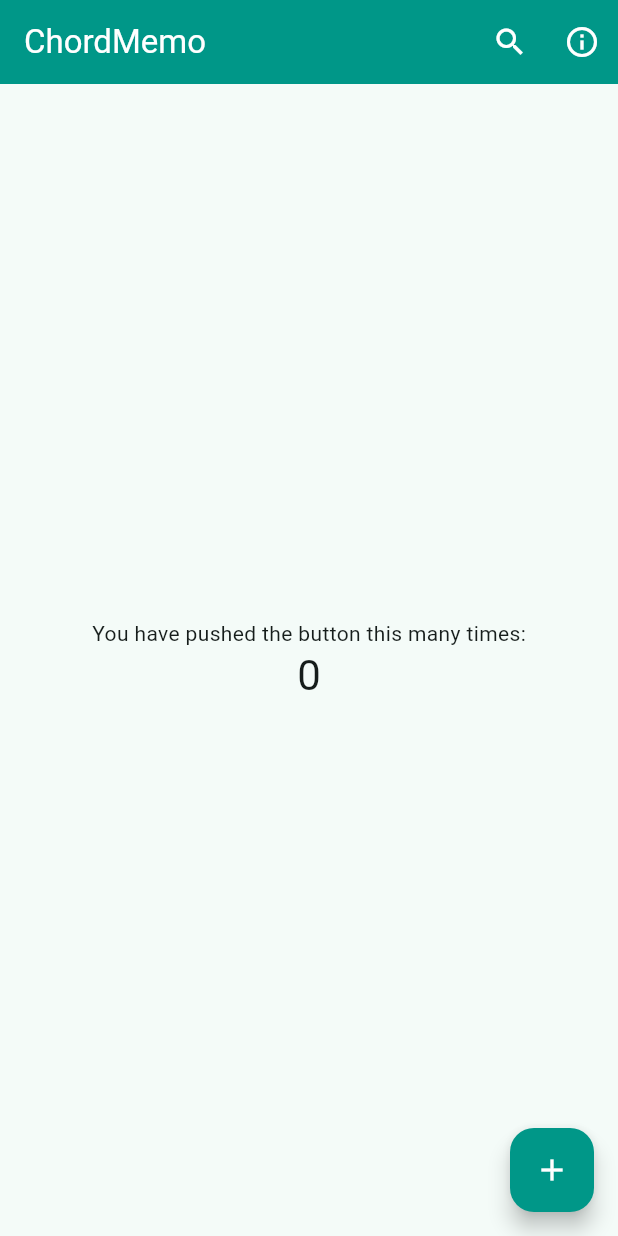
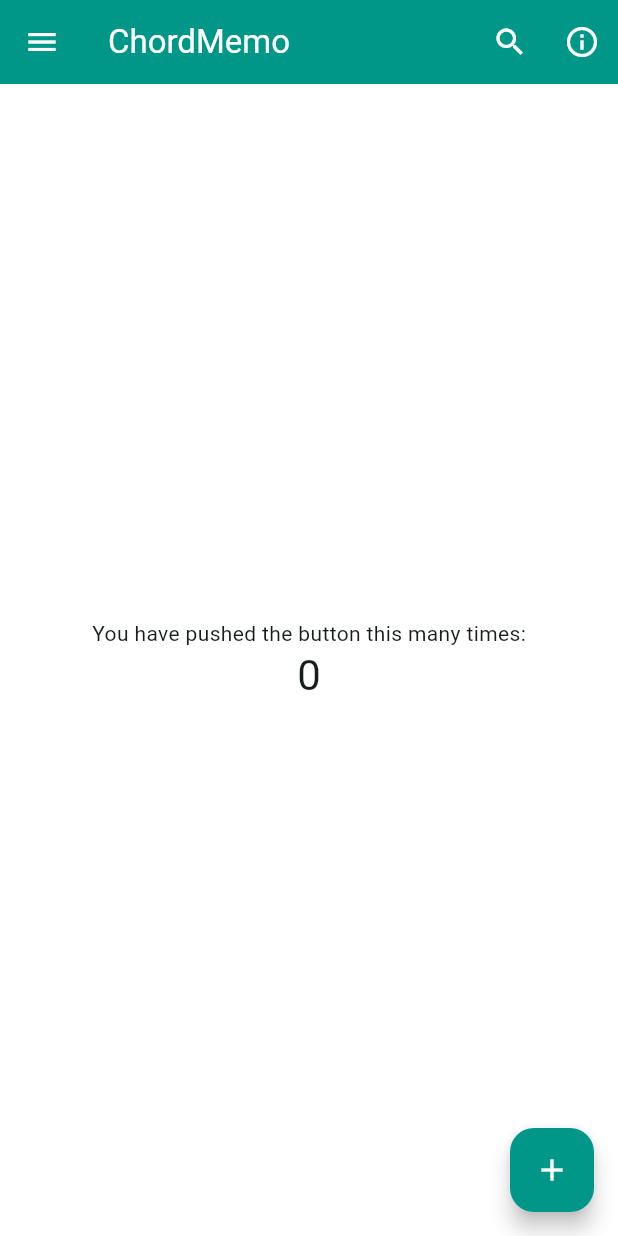
Before and after one commit to joshsj89/ChordMemoFlutter, a Flutter app: the screen it shows after launch, on a phone screen of 412 x 824 dp. Run offline on Flutter 3.47's test engine with Material 3 defaults, Android fonts, the phone set to English and light mode, and no system bars.

Commit message:
Add Dark Mode code

```diff
--- a/lib/main.dart
+++ b/lib/main.dart
@@ -13,6 +13,7 @@ class MyApp extends StatelessWidget {
   @override
   Widget build(BuildContext context) {
     return MaterialApp(
+      debugShowCheckedModeBanner: false,
       title: 'ChordMemo',
       theme: ThemeData(
         // This is the theme of your application.
@@ -39,7 +40,7 @@ class MyApp extends StatelessWidget {
 }
 
 class MyHomePage extends StatefulWidget {
-  const MyHomePage({super.key, required this.title});
+  const MyHomePage({super.key, required this.title, this.isDarkMode = false});
 
   // This widget is the home page of your application. It is stateful, meaning
   // that it has a State object (defined below) that contains fields that affect
@@ -51,6 +52,8 @@ class MyHomePage extends StatefulWidget {
   // always marked "final".
 
   final String title;
+  final bool isDarkMode;
+
 
   @override
   State<MyHomePage> createState() => _MyHomePageState();
@@ -58,6 +61,8 @@ class MyHomePage extends StatefulWidget {
 
 class _MyHomePageState extends State<MyHomePage> {
   int _counter = 0;
+
+  bool get isDarkMode => widget.isDarkMode;
 
   void _incrementCounter() {
     setState(() {
@@ -72,6 +77,10 @@ class _MyHomePageState extends State<MyHomePage> {
 
   @override
   Widget build(BuildContext context) {
+
+    final backgroundColor = isDarkMode ? Colors.black : Colors.white;
+    // final textColor = isDarkMode ? Colors.white : Colors.black;
+
     // This method is rerun every time setState is called, for instance as done
     // by the _incrementCounter method above.
     //
@@ -79,30 +88,36 @@ class _MyHomePageState extends State<MyHomePage> {
     // fast, so that you can just rebuild anything that needs updating rather
     // than having to individually change instances of widgets.
     return Scaffold(
+      backgroundColor: backgroundColor,
       appBar: AppBar(
         backgroundColor: Color(0xff009788),
         // Here we take the value from the MyHomePage object that was created by
         // the App.build method, and use it to set our appbar title.
-        title: Text(widget.title, style: TextStyle(color: Colors.white)),
+        title: Text(widget.title, style: TextStyle(color: backgroundColor)),
+        iconTheme: IconThemeData(color: backgroundColor), // Change the color of the hamburger menu button
         actions: [
           IconButton(
-            icon: Icon(Icons.search, color: Colors.white,),
+            icon: Icon(Icons.search),
             onPressed: () {
 
             },
           ),
           IconButton(
-            icon: Icon(Icons.info_outline, color: Colors.white,),
+            icon: Icon(Icons.info_outline),
             onPressed: () {
               Navigator.push(
                 context,
                 MaterialPageRoute(
-                  builder: (_) => AboutScreen(),
+                  builder: (_) => AboutScreen(isDarkMode: isDarkMode),
                 )
               );
             },
           ),
         ],
+      ),
+      drawer: Drawer(
+        backgroundColor: backgroundColor,
+        child: ListView()
       ),
       body: Center(
         // Center is a layout widget. It takes a single child and positions it
@@ -137,7 +152,7 @@ class _MyHomePageState extends State<MyHomePage> {
         onPressed: _incrementCounter,
         tooltip: 'Add Song',
         backgroundColor: Color(0xff009788),
-        child: const Icon(Icons.add, color: Colors.white),
+        child: Icon(Icons.add, color: backgroundColor),
       ), // This trailing comma makes auto-formatting nicer for build methods.
     );
   }
```
Also changed, not shown: lib/about_screen.dart (+8 -4 lines).
